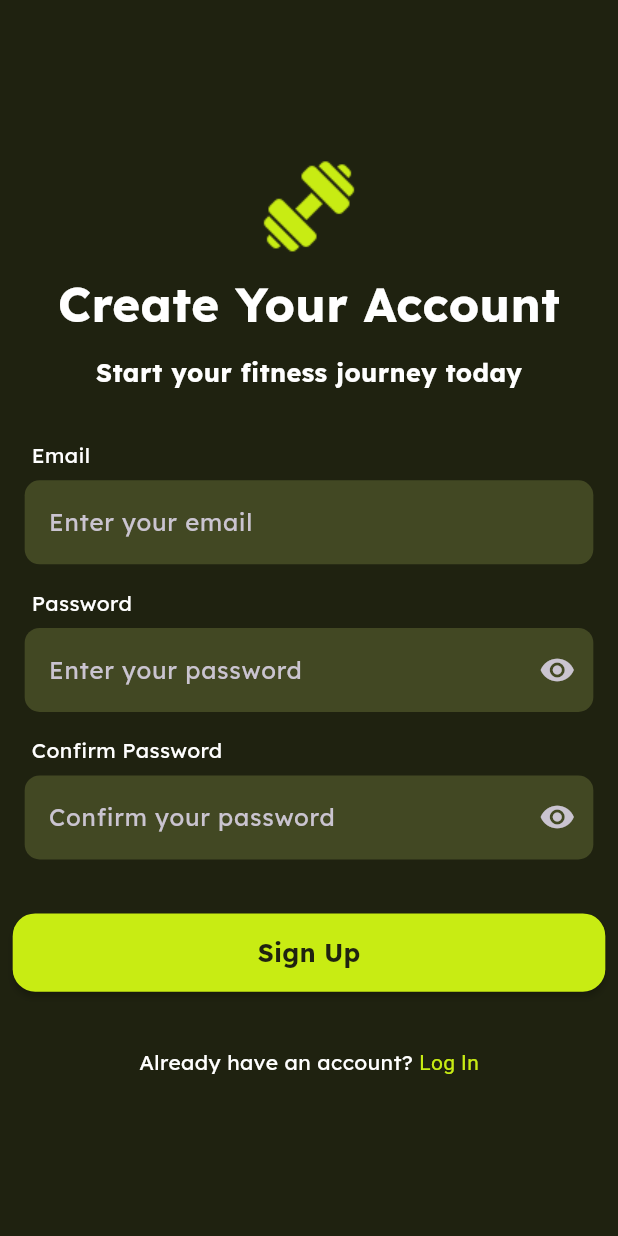
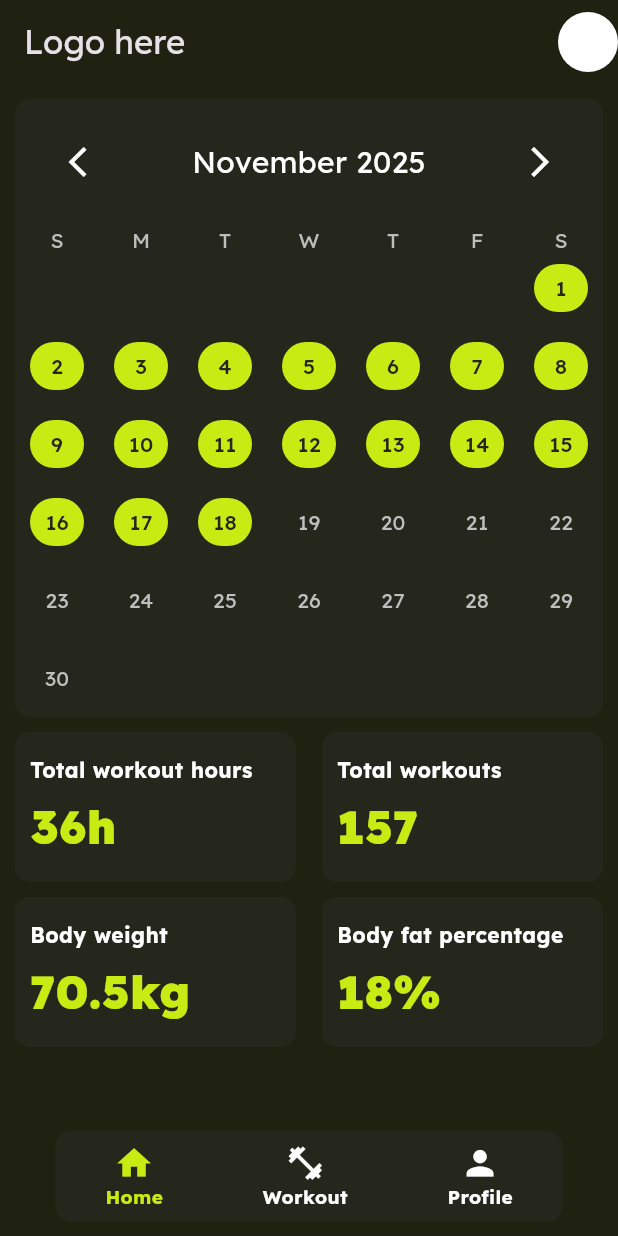
Before and after one commit to Amin-Thoufeeque/fitthread, a Flutter app: the screen it shows after launch, on a phone screen of 412 x 824 dp. Run offline on Flutter 3.47's test engine with Material 3 defaults, Android fonts, the phone set to English and light mode, and no system bars; drawn by our look-alikes of table_calendar; our stand-ins replace flutter_screenutil, google_fonts.

Commit message:
Complete navbar functionality

```diff
--- a/lib/Presentation/Home Screen/home_screen.dart
+++ b/lib/Presentation/Home Screen/home_screen.dart
@@ -1,7 +1,7 @@
 import 'package:fitthread/Presentation/Home%20Screen/widgets/workout_stats_tile.dart';
 import 'package:fitthread/Presentation/colors.dart';
-import 'package:floating_bottom_navigation_bar/floating_bottom_navigation_bar.dart';
 import 'package:flutter/material.dart';
+// import 'package:flutter_screenutil/flutter_screenutil.dart';
 import 'package:intl/intl.dart';
 import 'package:table_calendar/table_calendar.dart';
 
@@ -12,6 +12,7 @@ class HomeScreen extends StatelessWidget {
   Widget build(BuildContext context) {
     final screenSize = MediaQuery.of(context).size;
     return Scaffold(
+      extendBody: false,
       appBar: AppBar(
         backgroundColor: AppColors.mainBackground,
         title: Text('Logo here'),
@@ -111,24 +112,6 @@ class HomeScreen extends StatelessWidget {
           ),
         ),
       ),
-
-      bottomNavigationBar: SafeArea(
-        child: SizedBox(
-          height: screenSize.height / 8,
-          child: FloatingNavbar(
-            backgroundColor: AppColors.cardBackground,
-            selectedBackgroundColor: AppColors.accentGreen,
-
-            items: [
-              FloatingNavbarItem(icon: Icons.home, title: "Home"),
-              FloatingNavbarItem(icon: Icons.tab, title: 'Workout'),
-              FloatingNavbarItem(icon: Icons.person, title: "Profile"),
-            ],
-            currentIndex: 2,
-            onTap: (val) {},
-          ),
-        ),
-      ),
     );
   }
 }
--- /dev/null
+++ b/lib/Presentation/ProfileScreen/profile_screen.dart
@@ -0,0 +1,10 @@
+import 'package:flutter/material.dart';
+
+class ProfileScreen extends StatelessWidget {
+  const ProfileScreen({super.key});
+
+  @override
+  Widget build(BuildContext context) {
+    return const Scaffold(body: Center(child: Text('hi hello')));
+  }
+}
--- /dev/null
+++ b/lib/Presentation/main_screen.dart
@@ -0,0 +1,117 @@
+import 'package:fitthread/Presentation/Home%20Screen/home_screen.dart';
+import 'package:fitthread/Presentation/ProfileScreen/profile_screen.dart';
+import 'package:fitthread/Presentation/Workout%20Screen/workout_screen.dart';
+import 'package:fitthread/Presentation/colors.dart';
+
+import 'package:flutter/material.dart';
+import 'package:flutter_screenutil/flutter_screenutil.dart';
+
+ValueNotifier<int> screenNotifier = ValueNotifier(0);
+
+class MainScreen extends StatelessWidget {
+  const MainScreen({super.key});
+  final screens = const [HomeScreen(), WorkoutScreen(), ProfileScreen()];
+
+  @override
+  Widget build(BuildContext context) {
+    return Scaffold(
+      body: Stack(
+        children: [
+          ValueListenableBuilder(
+            valueListenable: screenNotifier,
+            builder: (context, index, _) {
+              return screens[index];
+            },
+          ),
+          CustomNavBar(),
+        ],
+      ),
+    );
+  }
+}
+
+class CustomNavBar extends StatelessWidget {
+  const CustomNavBar({super.key});
+
+  @override
+  Widget build(BuildContext context) {
+    return ValueListenableBuilder(
+      valueListenable: screenNotifier,
+      builder: (context, val, _) {
+        return Align(
+          alignment: AlignmentGeometry.bottomCenter,
+          child: Container(
+            height: 65.h,
+            width: double.infinity,
+
+            margin: EdgeInsets.only(bottom: 10.h, left: 35.w, right: 35.w),
+            decoration: BoxDecoration(
+              color: AppColors.cardBackground,
+              borderRadius: BorderRadius.circular(10.w),
+            ),
+            child: Row(
+              mainAxisAlignment: MainAxisAlignment.spaceAround,
+              children: [
+                ...List.generate(3, (index) {
+                  final icons = [
+                    Icons.home,
+                    Icons.fitness_center,
+                    Icons.person,
+                  ];
+                  final labels = ['Home', 'Workout', 'Profile'];
+                  return CustomNavbarTile(
+                    label: labels[index],
+                    icon: icons[index],
+                    isSelected: index == val,
+                    onTap: () {
+                      screenNotifier.value = index;
+                    },
+                  );
+                }),
+              ],
+            ),
+          ),
+        );
+      },
+    );
+  }
+}
+
+class CustomNavbarTile extends StatelessWidget {
+  const CustomNavbarTile({
+    super.key,
+    required this.label,
+    required this.icon,
+    required this.isSelected,
+    required this.onTap,
+  });
+  final String label;
+  final IconData icon;
+  final bool isSelected;
+  final GestureTapCallback onTap;
+
+  @override
+  Widget build(BuildContext context) {
+    return GestureDetector(
+      onTap: onTap,
+      child: Column(
+        mainAxisAlignment: MainAxisAlignment.center,
+        children: [
+          Icon(
+            icon,
+            size: 25.w,
+            color: isSelected ? AppColors.accentGreen : Colors.white,
+          ),
+          Text(
+            label,
+            style: TextStyle(
+              fontSize: 12.sp,
+              fontWeight: FontWeight.w700,
+              color: isSelected ? AppColors.accentGreen : Colors.white,
+            ),
+          ),
+        ],
+      ),
+    );
+  }
+}
--- a/lib/main.dart
+++ b/lib/main.dart
@@ -1,5 +1,5 @@
-import 'package:fitthread/Presentation/Authentication/signup_screen.dart';
 import 'package:fitthread/Presentation/colors.dart';
+import 'package:fitthread/Presentation/main_screen.dart';
 import 'package:flutter/material.dart';
 import 'package:flutter_screenutil/flutter_screenutil.dart';
 import 'package:google_fonts/google_fonts.dart';
@@ -36,7 +36,7 @@ class MyApp extends StatelessWidget {
               bodyColor: AppColors.primaryText,
             ),
           ),
-          home: const SignupScreen(),
+          home: const MainScreen(),
         );
       },
     );
--- a/pubspec.yaml
+++ b/pubspec.yaml
@@ -37,7 +37,6 @@ dependencies:
   google_fonts: ^6.3.1
   table_calendar: ^3.2.0
   intl: ^0.20.2
-  floating_bottom_navigation_bar: ^1.5.2
   flutter_screenutil: ^5.9.3
 
 dev_dependencies:
```
Also changed, not shown: pubspec.lock.
